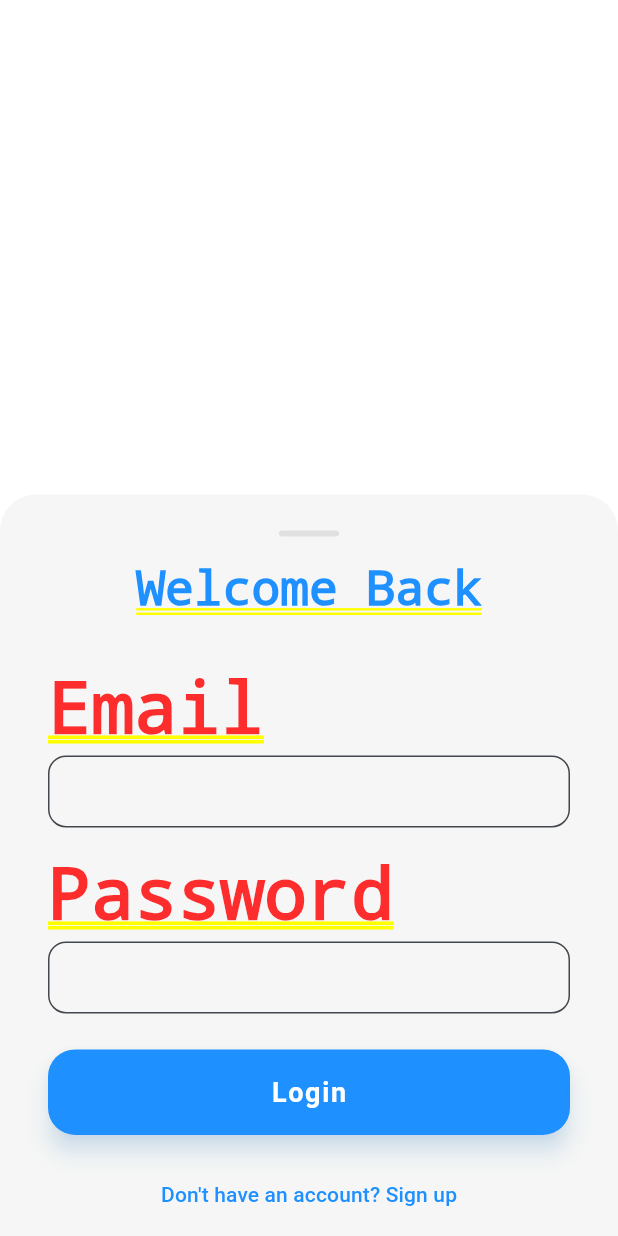
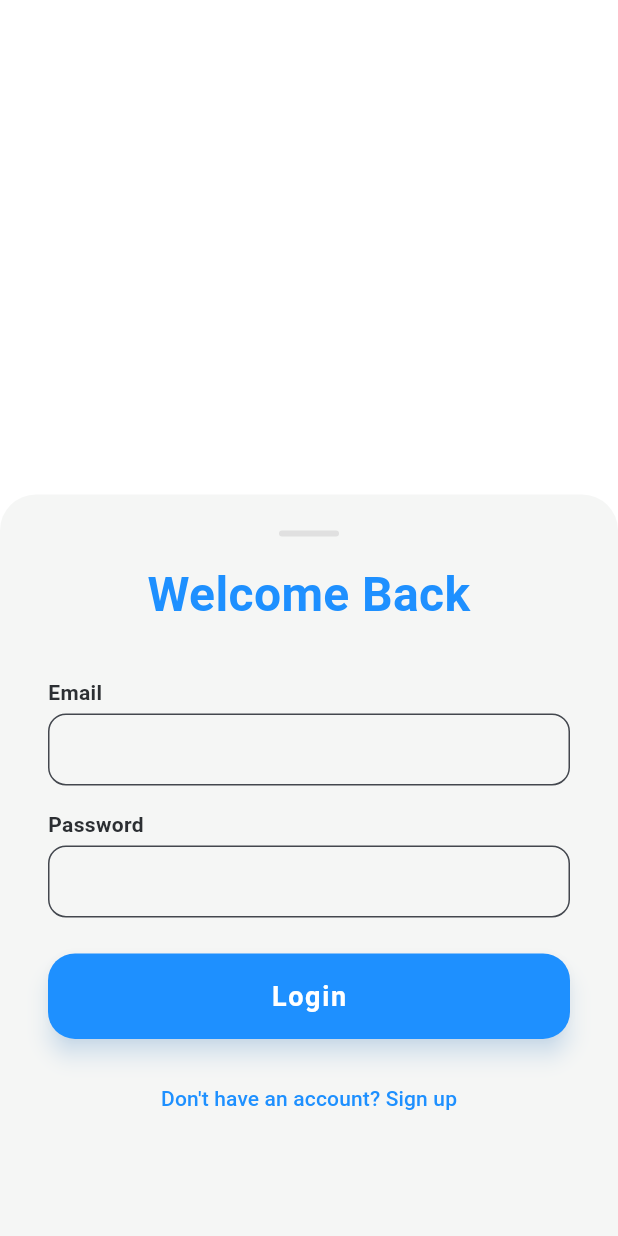
Before and after one commit to eerla/tribevibe_ui, a Flutter app: the LoginSheet screen opened by its route, on a phone screen of 412 x 824 dp. Run offline on Flutter 3.47's test engine with Material 3 defaults, Android fonts, the phone set to English and light mode, and no system bars; drawn by our look-alikes of flutter_animate; our stand-ins replace shared_preferences; accounts and stored records are empty; network calls fail.

Commit message:
minor updates

```diff
--- a/lib/screens/login_screen.dart
+++ b/lib/screens/login_screen.dart
@@ -57,7 +57,9 @@ class _LoginSheetState extends State<LoginSheet> {
       maxChildSize: 0.9,
       expand: false,
       builder: (context, scrollController) {
-        return Container(
+        return Material(
+          color: Colors.transparent,
+          child: Container(
             decoration: BoxDecoration(
               color: AppColors.background,
               borderRadius: const BorderRadius.vertical(top: Radius.circular(24)),
@@ -141,6 +143,7 @@ class _LoginSheetState extends State<LoginSheet> {
                 ),
               ),
             ),
+          ),
         );
       },
     );
--- a/lib/screens/profile_screen.dart
+++ b/lib/screens/profile_screen.dart
@@ -199,7 +199,7 @@ class _ProfileScreenState extends State<ProfileScreen> {
 
   void _logout() async {
     await AuthService().logout();
-    Navigator.pushReplacementNamed(context, '/login');
+    Navigator.pushReplacementNamed(context, '/');
   }
 
   @override
```
Lines whose indentation alone changed are shown as unchanged.
